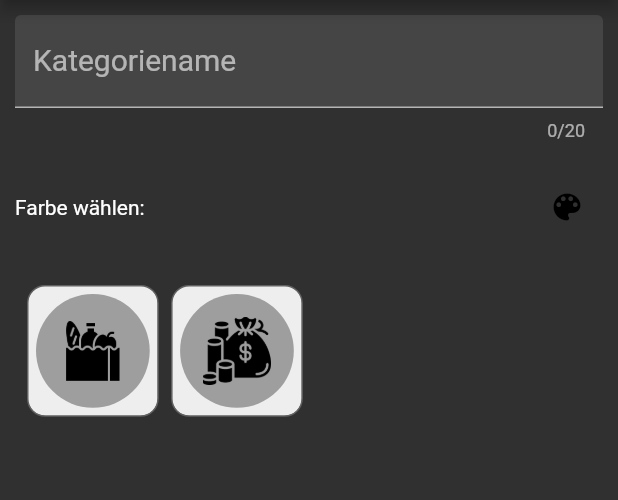
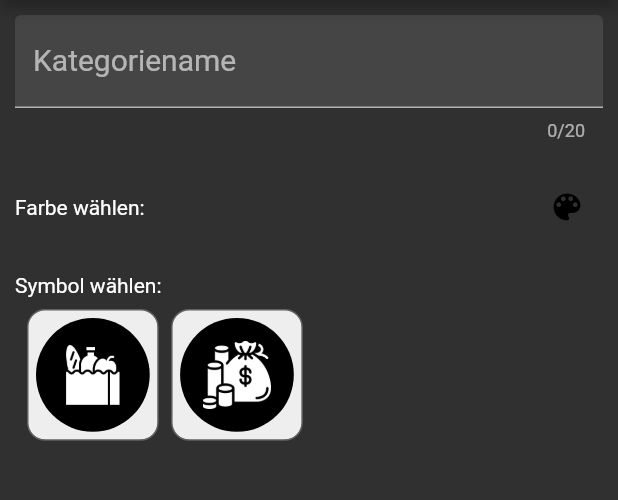
Before and after one commit to jennmei00/Haushaltsbuch, a Flutter app: the CategoriesScreen screen opened by its route, after a tap on the "add" icon, on a phone screen of 412 x 824 dp, the part 84-584 px from its top. Run offline on Flutter 3.47's test engine with Material 2 defaults, Android fonts, the phone set to English and light mode, and no system bars; our stand-ins replace google_fonts, shared_preferences, sqflite, validators; missing offline and left inert: flex_color_picker; accounts and stored records are empty.

Commit message:
improved category symbols

```diff
--- a/assets/ToDos.txt
+++ b/assets/ToDos.txt
@@ -35,10 +35,9 @@ Prüfung TextFields keine Pflichtfelder sind
 - Buchen -> Design überlegen, Bilder suchen
 - Dauerauftrag Wiederholung Popup verschönern
 - nach Symbolen suchen
-- change kategorie hintergrund oder so on click und merke auswahl zum speichern
-- farbe von kategorie icon (schwarz oder weiß) an hintergrund anpassen
 - farben in theme auslagern
-- default category anlegen
+- default category anlegen -> und damit kein pflichtfeld für konto und Buchen
+- für kontoerstellung extra symbole suchen
 
 - globale Variablen für größe der sized boxes mit media query?
 - globale Variablen für fontsizes (theme?)
--- a/lib/screens/categories/categories_screen.dart
+++ b/lib/screens/categories/categories_screen.dart
@@ -43,8 +43,8 @@ class _CategoriesScreenState extends State<CategoriesScreen> {
                   (MediaQuery.of(context).size.height / 1.8),
               padding: EdgeInsets.all(20),
               crossAxisCount: 3,
-              crossAxisSpacing: MediaQuery.of(context).size.width * 0.05,
-              mainAxisSpacing: 20,
+              crossAxisSpacing: MediaQuery.of(context).size.width * 0.04,
+              mainAxisSpacing: 12,
               children: _categoryList
                   .map((item) => InkWell(
                         borderRadius: BorderRadius.circular(8),
@@ -52,24 +52,30 @@ class _CategoriesScreenState extends State<CategoriesScreen> {
                             NewCategorieScreen.routeName,
                             arguments: item.id),
                         child: Padding(
-                          padding: const EdgeInsets.only(top: 4.0),
+                          padding: const EdgeInsets.only(top: 5.0),
                           child: new Column(
                             children: [
                               CircleAvatar(
-                                  radius: MediaQuery.of(context).size.width * 0.1,
+                                  radius:
+                                      MediaQuery.of(context).size.width * 0.1,
                                   backgroundColor: item.color,
                                   child: FractionallySizedBox(
                                     widthFactor: 0.6,
                                     heightFactor: 0.6,
                                     child: Image.asset(
-                                      'assets/icons/money-bag.png',
+                                      item.symbol!,
+                                      color:
+                                          item.color!.computeLuminance() > 0.2
+                                              ? Colors.black
+                                              : Colors.white,
                                     ),
                                   )),
-                              SizedBox(height: 8),
+                              SizedBox(height: 4),
                               Center(
                                   child: Text(
                                 '${item.title}',
-                                style: TextStyle(fontSize: 14),
+                                style: TextStyle(fontSize: 14, fontWeight: FontWeight.bold, color: item.color),
+                                textAlign: TextAlign.center,
                               )),
                             ],
                           ),
--- a/lib/screens/categories/new_categorie_screen.dart
+++ b/lib/screens/categories/new_categorie_screen.dart
@@ -30,30 +30,6 @@ class _NewCategorieScreenState extends State<NewCategorieScreen> {
   Color _onchangedColor = Colors.black;
   final _formKey = GlobalKey<FormState>();
   String _selectedIcon = '';
-
-  // List<String> iconnameList = [];
-  // List<dynamic> imagePaths = [];
-
-  // Future<void> _getImageList() async {
-  //   //Im DefaultAssetBundle stehen irgendiwe alle ASSETS im JSON-Format drinnen.
-  //   //und mit dem key.contains(...) hole ich nur die aus dem ordner assets/icons/ raus
-
-  //   String manifestContent =
-  //       await DefaultAssetBundle.of(context).loadString('AssetManifest.json');
-
-  //   Map<dynamic, dynamic> manifestMap = json.decode(manifestContent);
-
-  //   imagePaths =
-  //       manifestMap.keys.where((key) => key.contains('assets/icons/')).toList();
-
-  //   imagePaths.forEach((val) {
-  //     String name = val as String;
-  //     iconnameList.add(name.replaceAll('assets/icons/', ''));
-  //   });
-
-  //   print(imagePaths);
-  //   // print(iconnameList);
-  // }
 
   @override
   void initState() {
@@ -124,6 +100,7 @@ class _NewCategorieScreenState extends State<NewCategorieScreen> {
               ],
             ),
             SizedBox(height: 20),
+            Text('Symbol wählen:'),
             GridView.count(
               physics: NeverScrollableScrollPhysics(),
               shrinkWrap: true,
@@ -152,14 +129,16 @@ class _NewCategorieScreenState extends State<NewCategorieScreen> {
                           child: Padding(
                             padding: const EdgeInsets.all(5),
                             child: CircleAvatar(
-                                radius:
-                                    MediaQuery.of(context).size.width * 0.1,
-                                backgroundColor: Colors.grey.shade500,
+                                radius: MediaQuery.of(context).size.width * 0.1,
+                                backgroundColor: _iconcolor,
                                 child: FractionallySizedBox(
                                   widthFactor: 0.6,
                                   heightFactor: 0.6,
                                   child: Image.asset(
                                     item,
+                                    color: _iconcolor.computeLuminance() > 0.2
+                                        ? Colors.black
+                                        : Colors.white,
                                   ),
                                 )),
                           ),
@@ -207,11 +186,12 @@ class _NewCategorieScreenState extends State<NewCategorieScreen> {
 
   void _saveCategory() async {
     if (_formKey.currentState!.validate()) {
-      // if (_titleController.text != '') {
+      if (_selectedIcon != '') {
         Category cat = Category(
           id: widget.id != '' ? widget.id : Uuid().v1(),
           title: _titleController.text,
           color: _iconcolor,
+          symbol: _selectedIcon,
         );
 
         if (widget.id == '') {
@@ -237,11 +217,11 @@ class _NewCategorieScreenState extends State<NewCategorieScreen> {
       } else {
         ScaffoldMessenger.of(context).showSnackBar(SnackBar(
           content: Text(
-          'Ups, da passt etwas noch nicht :(',
+            'Bitte wähle noch ein Symbol aus :)',
             textAlign: TextAlign.center,
           ),
         ));
       }
-    ;
     }
   }
+}
```
Also changed, not shown: lib/screens/account/new_account_screen.dart (+49 -1 lines), lib/screens/posting/income_expenses_screen.dart (+13 -4 lines). Lines whose indentation alone changed are shown as unchanged.
